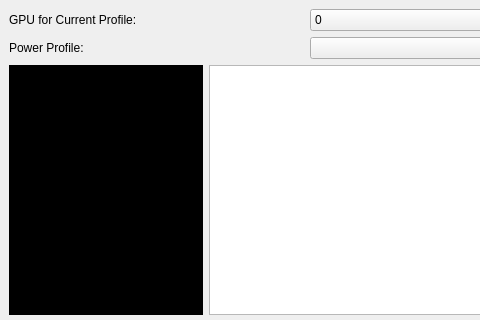
This is ui/mainwindow.ui in wepiha/qt-amdgpu-fan-ctl as Qt 5 draws it before an edit; both pictures show x 0 to 480 and y 0 to 320 of the 613 by 472 pixel window. The edited form follows.
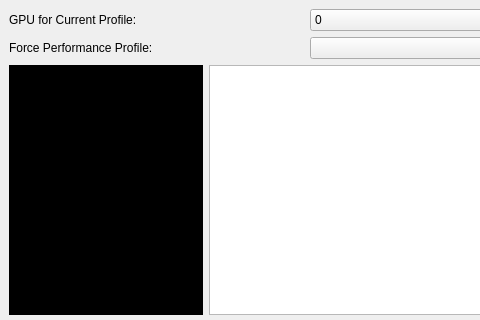
This is the edited form. Icons and pictures are not drawn. Custom widgets are drawn as their Qt base class.

Commit message: Renamed comboBoxPowerProfile to correct comboBoxPerfProfile

What changed in the file:
```diff
--- a/ui/mainwindow.ui
+++ b/ui/mainwindow.ui
@@ -56,7 +56,7 @@
          </size>
         </property>
         <property name="text">
-         <string>Power Profile:</string>
+         <string>Force Performance Profile:</string>
         </property>
        </widget>
       </item>
```
Left out of the diff: 4 changed lines with no effect on the pictures.
